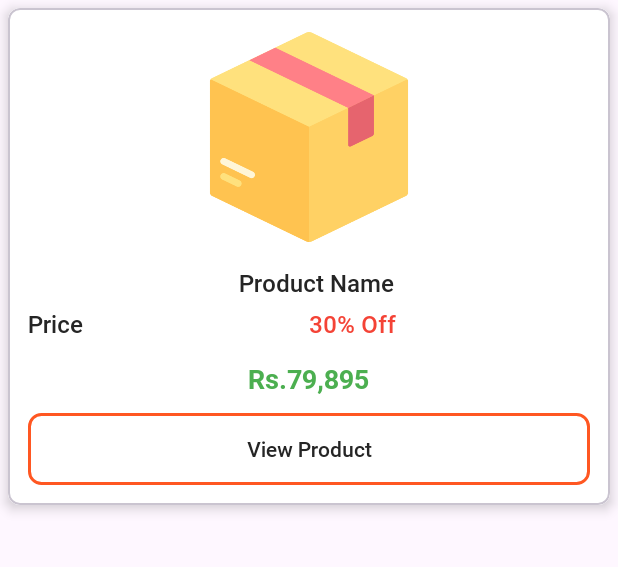
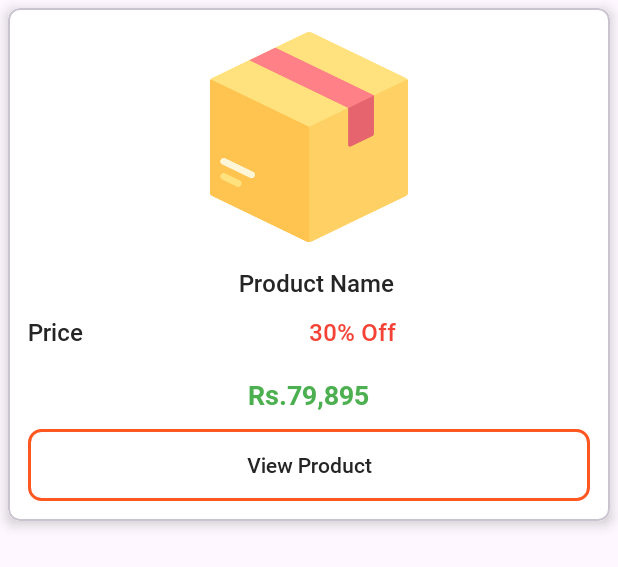
Before and after one commit to devapp-nishant/Android_Ecommerce_App, an Android app: the layout wishlist_item.xml on its own in the app's theme, with its tools: preview values and no code run, on a phone screen of 412 x 824 dp. Shown: the top 567 px of the screen. Run offline under Robolectric (Android 15) with nearby library versions, the phone set to English and light mode, and no system bars.

Commit message:
CODE TO MAKE ECOMMERCE APP IN ANDROID

```diff
--- a/app/src/main/res/layout/wishlist_item.xml
+++ b/app/src/main/res/layout/wishlist_item.xml
@@ -47,6 +47,7 @@
                 android:layout_width="match_parent"
                 android:layout_height="wrap_content"
                 android:padding="5dp"
+                android:layout_marginVertical="5dp"
                 android:orientation="horizontal"
                 android:weightSum="2">
 
@@ -60,7 +61,6 @@
                     android:text="Price"
                     android:textColor="@color/text_color"
                     android:textSize="16sp" />
-
 
                 <TextView
                     android:id="@+id/wishItemDiscount"
```
